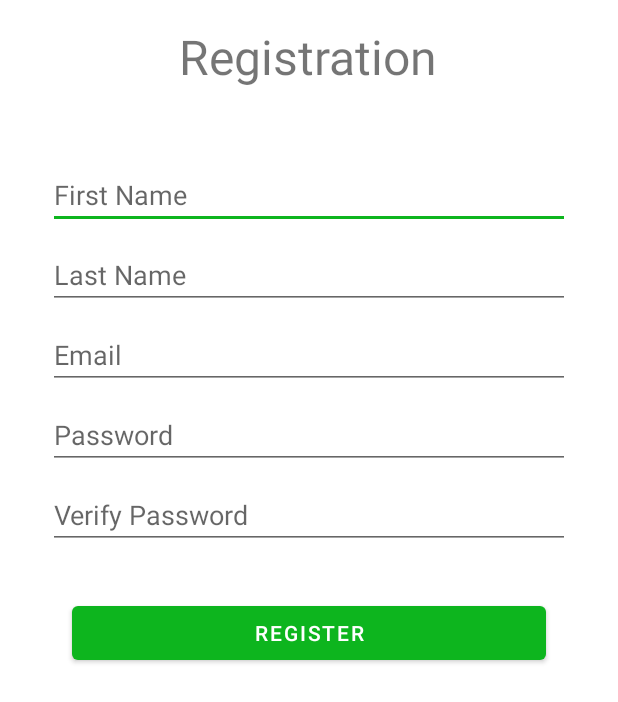
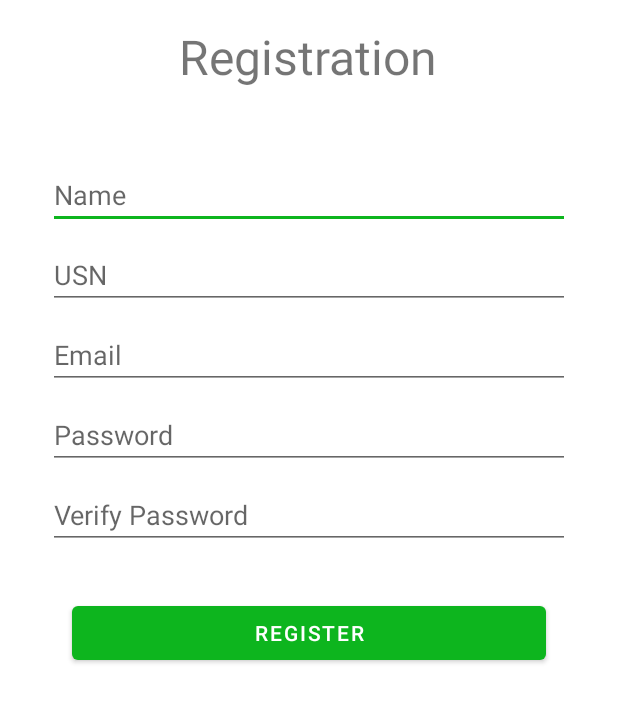
Before and after one commit to Shijas-T/box, an Android app: the SigninActivity screen opened directly, with no data from a screen before it, on a phone screen of 412 x 824 dp. Shown: the top 702 px of the screen. Run offline under Robolectric (Android 15) with nearby library versions, the phone set to English and light mode, and no system bars.

Commit message:
add usn in signinActivity

```diff
--- a/app/src/main/java/com/example/box/SigninActivity.java
+++ b/app/src/main/java/com/example/box/SigninActivity.java
@@ -12,7 +12,7 @@ public class SigninActivity extends AppCompatActivity {
 
     //Declaration
     private Button buttonRegister;
-    private EditText editTextFName, editTextLName, editTextEmail, editTextPassWord, editTextPassWordConfirmation;
+    private EditText editTextName, editTextUsn, editTextEmail, editTextPassWord, editTextPassWordConfirmation;
 
     @Override
     protected void onCreate(Bundle savedInstanceState) {
@@ -39,8 +39,8 @@ public class SigninActivity extends AppCompatActivity {
     //Initialization (all views are initialized in this function)
     private void onMenu() {
         buttonRegister = findViewById(R.id.button_register);
-        editTextFName = findViewById(R.id.editText_firstName);
-        editTextLName = findViewById(R.id.editText_lastName);
+        editTextName = findViewById(R.id.editText_Name);
+        editTextUsn = findViewById(R.id.editText_usn);
         editTextEmail = findViewById(R.id.edit_text_user_email);
         editTextPassWord = findViewById(R.id.edit_text_password);
         editTextPassWordConfirmation = findViewById(R.id.edit_text_password_confirmation);
--- a/app/src/main/res/layout/activity_signin.xml
+++ b/app/src/main/res/layout/activity_signin.xml
@@ -32,21 +32,20 @@
         android:orientation="vertical">
 
         <EditText
-            android:id="@+id/editText_firstName"
+            android:id="@+id/editText_Name"
             android:layout_width="match_parent"
             android:layout_height="wrap_content"
             android:ems="10"
-            android:hint="First Name"
+            android:hint="Name"
             android:inputType="textPersonName" />
 
         <EditText
-            android:id="@+id/editText_lastName"
+            android:id="@+id/editText_usn"
             android:layout_width="match_parent"
             android:layout_height="wrap_content"
             android:layout_marginTop="8dp"
             android:ems="10"
-            android:hint="Last Name"
-            android:inputType="textPersonName" />
+            android:hint="USN" />
 
         <!--<EditText-->
         <!--android:id="@+id/phoneNumber"-->
```
